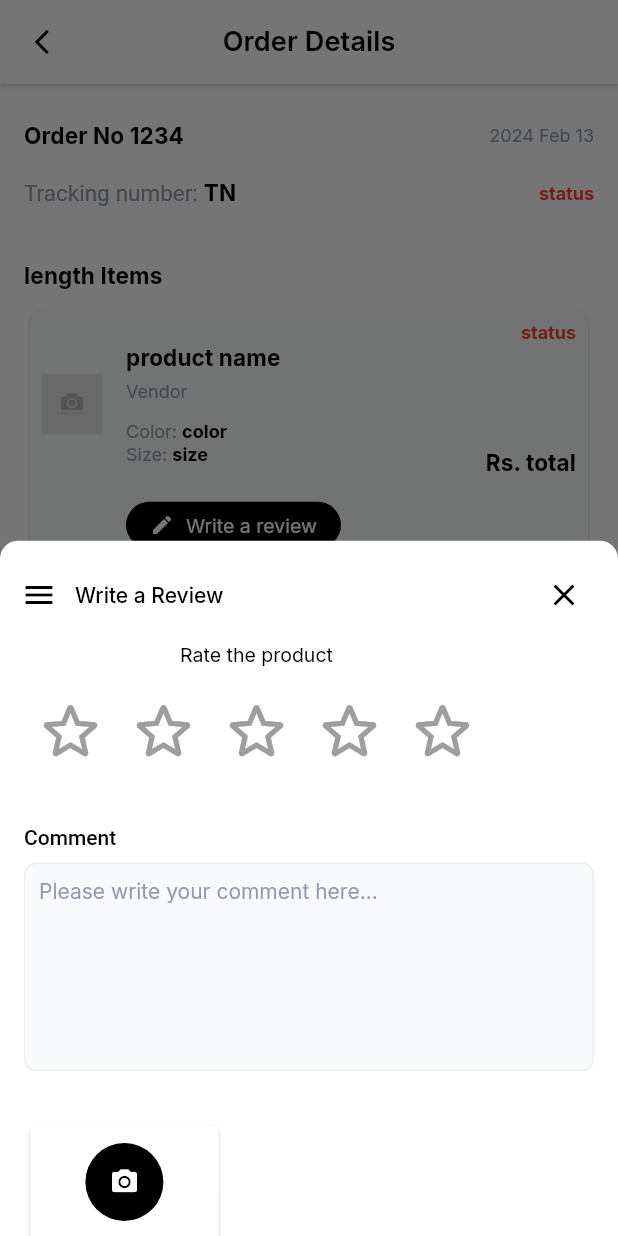
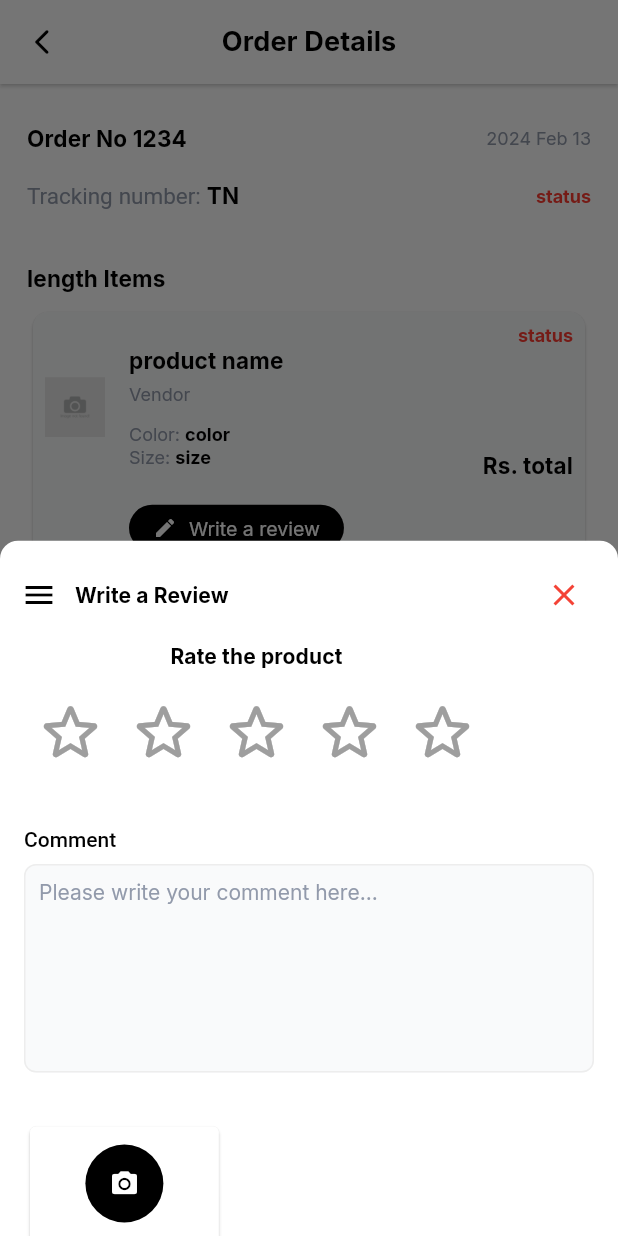
Before and after one commit to StrangerDeveloper/ismmart_ecommerce, a Flutter app: the OrderDetailView screen opened directly, after a tap on "Write a review", on a phone screen of 412 x 824 dp. Run offline on Flutter 3.47's test engine with Material 3 defaults, Android fonts, the phone set to English and light mode, and no system bars; drawn by our look-alikes of cached_network_image, flutter_rating_bar; our stand-ins replace country_code_picker, firebase_core, flip_card, flutter_image_compress, flutter_multi_formatter, flutter_svg and 9 more; accounts and stored records are empty; network calls fail; project files that could hold a hidden picture were left out.

Commit message:
Update order_detail_view.dart

```diff
--- a/lib/screens/order/order_details/order_detail_view.dart
+++ b/lib/screens/order/order_details/order_detail_view.dart
@@ -29,17 +29,17 @@ class OrderDetailView extends StatelessWidget {
         title: "Order Details",
         centerTitle: true,
         containsLeading: true,
-        titleTextStyle: ThemeHelper.textTheme.titleSmall,
+        titleTextStyle: ThemeHelper.textTheme.titleSmall!.copyWith(
+          fontWeight: FontWeight.bold,
+          fontSize: 18,
+          color: AppColors.black,
+        ),
       ),
       body: Stack(
         children: [
-          Container(
-            width: MediaQuery.of(context).size.width * 1,
-            padding: const EdgeInsets.all(8),
-            decoration: BoxDecoration(
-              borderRadius: BorderRadius.circular(5),
-            ),
-            child: SingleChildScrollView(
+          SingleChildScrollView(
+            child: Padding(
+              padding: const EdgeInsets.all(10.0),
               child: Column(
                 crossAxisAlignment: CrossAxisAlignment.start,
                 children: [
@@ -100,6 +100,7 @@ class OrderDetailView extends StatelessWidget {
                       style: ThemeHelper.textTheme.titleSmall?.copyWith(
                         fontWeight: FontWeight.bold,
                         fontSize: 15,
+                        color: AppColors.black,
                       ),
                     ),
                   ],
@@ -404,14 +405,18 @@ class OrderDetailView extends StatelessWidget {
               color: Colors.black,
             ),
           ),
-          const Text(
-            "Write a Review",
-          ),
+          CustomText(
+              title: "Write a Review",
+              style: ThemeHelper.textTheme.titleSmall?.copyWith(
+                fontWeight: FontWeight.bold,
+                fontSize: 14,
+                color: AppColors.black,
+              )),
           const Spacer(),
           IconButton(
             icon: const Icon(
               Icons.close,
-              color: Colors.black,
+              color: Colors.red,
             ),
             onPressed: () {
               Navigator.pop(context);
@@ -427,9 +432,14 @@ class OrderDetailView extends StatelessWidget {
       padding: const EdgeInsets.only(left: 16.0, right: 16, top: 8, bottom: 16),
       child: Column(
         children: [
-          const CustomText(
+          CustomText(
             title: "Rate the product",
             textAlign: TextAlign.center,
+            style: ThemeHelper.textTheme.titleSmall?.copyWith(
+              fontWeight: FontWeight.bold,
+              fontSize: 14,
+              color: AppColors.black,
+            ),
           ),
           const SizedBox(
             height: 12,
@@ -538,6 +548,7 @@ class OrderDetailView extends StatelessWidget {
       style: ThemeHelper.textTheme.titleSmall?.copyWith(
         fontWeight: FontWeight.bold,
         fontSize: 15,
+        color: AppColors.black,
       ),
     );
   }
```
